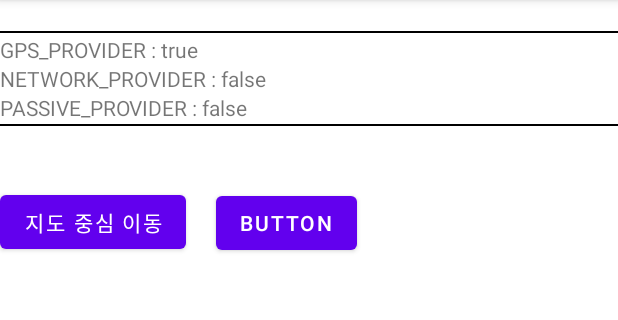
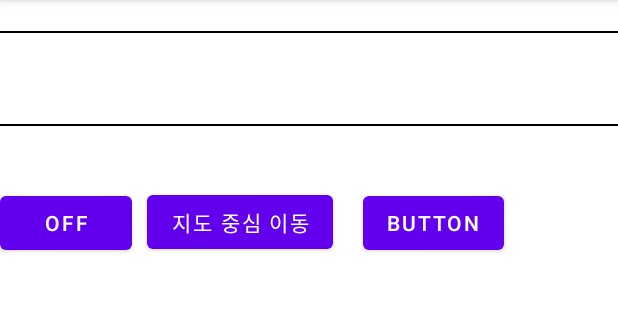
Before and after one commit to wlrn566/MapApp, an Android app: the screen it shows after launch (MainActivity), on a phone screen of 412 x 824 dp, the part 84-404 px from its top. Run offline under Robolectric (Android 15) with nearby library versions, the phone set to English and light mode, and no system bars; libraries missing offline, so code that uses them is left out: net.daum.mf; 2 statements that could not run were skipped.

Commit message:
220628 리스너를 이용해서 위치 정보 사용하기로 변경 / 2초마다 갱신 / ON,OFF 버튼

```diff
--- a/app/src/main/java/com/wlrn566/pushapp/MainActivity.java
+++ b/app/src/main/java/com/wlrn566/pushapp/MainActivity.java
@@ -42,7 +42,7 @@ import java.util.ArrayList;
 import java.util.List;
 import java.util.Locale;
 
-public class MainActivity extends AppCompatActivity implements LocationListener {
+public class MainActivity extends AppCompatActivity {
     private String TAG = getClass().getName();
     private Location location;
     private LocationManager locationManager;
@@ -58,21 +58,12 @@ public class MainActivity extends AppCompatActivity implements LocationListener
     private double latitude, longitude;
     private ArrayList<MapPOIItem> markerList = new ArrayList<>();
     private MapPOIItem marker;
-
+    boolean click_b = false;
 
     @Override
     protected void onStart() {
         super.onStart();
         Log.d(TAG, "onStart");
-
-        // 권한  체크
-        if (!checkLocationServiceStatus()) {  // GPS
-            Log.d(TAG, "check Location Permission");
-            showDialogForLocationServiceSetting();
-        } else {
-//            checkRunTimePermission();
-            location = setLocationManager();
-        }
     }
 
     @Override
@@ -92,9 +83,38 @@ public class MainActivity extends AppCompatActivity implements LocationListener
         provider_tv3 = findViewById(R.id.provider_tv3);
         lat_tv = findViewById(R.id.lat_tv);
         lng_tv = findViewById(R.id.lng_tv);
+        Button gps = (Button) findViewById(R.id.gps);
         Button setCenter = (Button) findViewById(R.id.setCenter);
         Button fragment = (Button) findViewById(R.id.fragment);
 
+        locationManager = (LocationManager) getSystemService(Context.LOCATION_SERVICE);
+
+        gps.setOnClickListener(new View.OnClickListener() {
+            @Override
+            public void onClick(View view) {
+                if (!click_b) {
+                    click_b = true;
+                    gps.setText("ON");
+                    // 권한  체크
+                    if (!checkLocationServiceStatus()) {  // GPS
+                        Log.d(TAG, "check Location Permission");
+                        showDialogForLocationServiceSetting();
+                    } else {
+                        checkRunTimePermission();
+                    }
+                    Log.d(TAG, "gps start");
+                    // GSP 제공자의 변경에 따른 콜백 리스터 등록 (제공자, 갱신 최소시간, 갱신 최소거리, 리스너)
+                    locationManager.requestLocationUpdates(LocationManager.GPS_PROVIDER, 2000, 1, mLocationListener);
+                    locationManager.requestLocationUpdates(LocationManager.NETWORK_PROVIDER, 2000, 1, mLocationListener);
+                } else {
+                    Log.d(TAG, "gps end");
+                    gps.setText("OFF");
+                    click_b = false;
+                    locationManager.removeUpdates(mLocationListener);
+                }
+            }
+
+        });
         setCenter.setOnClickListener(new View.OnClickListener() {
             @Override
             public void onClick(View view) {
@@ -112,14 +132,11 @@ public class MainActivity extends AppCompatActivity implements LocationListener
         });
     }
 
-    private void setInfo(double latitude, double longitude) {
+    private void setInfo(double longitude, double latitude) {
         String address = getCurrentAddress(latitude, longitude);
         add_tv.setText("현재 주소 : " + address);
-        lat_tv.setText("현재 위도 : " + String.valueOf(latitude));
-        lng_tv.setText("현재 경도 : " + String.valueOf(longitude));
-
-        Log.d(TAG, "lat = " + latitude + " lng = " + longitude);
-//        Toast.makeText(MainActivity.this, "현재위치 \n위도 " + latitude + "\n경도 " + longitude, Toast.LENGTH_LONG).show();
+        lat_tv.setText("현재 위도 : " + String.valueOf(longitude));
+        lng_tv.setText("현재 경도 : " + String.valueOf(latitude));
 
         // 기존에 마커가 찍혀져 있으면 지우고 다시 생성
         if (markerList.size() > 1) {
@@ -150,7 +167,6 @@ public class MainActivity extends AppCompatActivity implements LocationListener
         marker.setTag(0);
         marker.setMapPoint(MapPoint.mapPointWithGeoCoord(latitude, longitude));
         marker.setMarkerType(MapPOIItem.MarkerType.BluePin); // 기본으로 제공하는 BluePin 마커 모양.
-//        marker.setSelectedMarkerType(MapPOIItem.MarkerType.RedPin); // 마커를 클릭했을때, 기본으로 제공하는 RedPin 마커 모양.
 
         // 마커 관리를 위해 리스트에 추가
         mapView.addPOIItem(marker);
@@ -165,7 +181,6 @@ public class MainActivity extends AppCompatActivity implements LocationListener
         marker.setTag(0);
         marker.setMapPoint(MapPoint.mapPointWithGeoCoord(latitude, longitude));
         marker.setMarkerType(MapPOIItem.MarkerType.BluePin); // 기본으로 제공하는 BluePin 마커 모양.
-//        marker.setSelectedMarkerType(MapPOIItem.MarkerType.RedPin); // 마커를 클릭했을때, 기본으로 제공하는 RedPin 마커 모양.
 
         // 마커 관리를 위해 리스트에 추가
         mapView.addPOIItem(marker);
@@ -208,8 +223,6 @@ public class MainActivity extends AppCompatActivity implements LocationListener
             if (check_result) {
                 // 위치 값 가져오기 가능
                 Log.d(TAG, "permission success");
-//                mapView.setCurrentLocationTrackingMode(MapView.CurrentLocationTrackingMode.TrackingModeOnWithoutHeading);
-
             } else {
                 // 거부된 권한이 있을 때
                 if (ActivityCompat.shouldShowRequestPermissionRationale(this, REQUIRED_PERMISSIONS[0]) || ActivityCompat.shouldShowRequestPermissionRationale(this, REQUIRED_PERMISSIONS[1])) {
@@ -320,98 +333,128 @@ public class MainActivity extends AppCompatActivity implements LocationListener
         Log.d(TAG, "onDestroy");
     }
 
+    // Location 콜백 리스너 클래스
+    private final LocationListener mLocationListener = new LocationListener() {
+        @Override
+        public void onLocationChanged(@NonNull Location location) {
+            double longitude = location.getLongitude();  // 위도
+            double latitude = location.getLatitude();  // 경도
+            float accuracy = location.getAccuracy();
+            String provider = location.getProvider();
+            System.out.println("제공자 : " + provider + " / 위도 : " + longitude + " / 경도 : " + latitude + " / 정확도 : " + accuracy);
 
-    private Location setLocationManager() {
-        // 권한 요청
-        checkRunTimePermission();
-
-        locationManager = (LocationManager) getSystemService(Context.LOCATION_SERVICE);
-
-        // 위치를 얻는 provider 에 따라 분기처리
-        Location location = locationManager.getLastKnownLocation(LocationManager.GPS_PROVIDER);
-        if (location != null) {
-            double lat = location.getLatitude();
-            double lng = location.getLongitude();
-            Log.d(TAG, "lat = " + lat + " lng = " + lng);
+            setInfo(longitude, latitude);
         }
 
-        location = locationManager.getLastKnownLocation(LocationManager.NETWORK_PROVIDER);
-        if (location != null) {
-            double lat = location.getLatitude();
-            double lng = location.getLongitude();
-            Log.d(TAG, "lat = " + lat + " lng = " + lng);
+        @Override
+        public void onStatusChanged(String provider, int status, Bundle extras) {
+            System.out.println("onStatusChanged -> provider : " + provider + " / status : " + status + " / Bundle extras : " + extras);
         }
 
-        location = locationManager.getLastKnownLocation(LocationManager.PASSIVE_PROVIDER);
-        if (location != null) {
-            double lat = location.getLatitude();
-            double lng = location.getLongitude();
-            Log.d(TAG, "lat = " + lat + " lng = " + lng);
+        @Override
+        public void onProviderEnabled(@NonNull String provider) {
+            System.out.println("onProviderEnabled : " + provider);
         }
 
-        listProviders = locationManager.getAllProviders();
-        boolean[] isEnable = new boolean[3];
-        for (int i = 0; i < listProviders.size(); i++) {
-            if (listProviders.get(i).equals(LocationManager.GPS_PROVIDER)) {
-                isEnable[0] = locationManager.isProviderEnabled(LocationManager.GPS_PROVIDER);
-                locationManager.requestLocationUpdates(LocationManager.GPS_PROVIDER, 0, 0, this);
-            } else if (listProviders.get(i).equals(LocationManager.NETWORK_PROVIDER)) {
-                isEnable[1] = locationManager.isProviderEnabled(LocationManager.NETWORK_PROVIDER);
-                locationManager.requestLocationUpdates(LocationManager.NETWORK_PROVIDER, 0, 0, this);
-            } else if (listProviders.get(i).equals(LocationManager.PASSIVE_PROVIDER)) {
-                isEnable[1] = locationManager.isProviderEnabled(LocationManager.PASSIVE_PROVIDER);
-                locationManager.requestLocationUpdates(LocationManager.PASSIVE_PROVIDER, 0, 0, this);
-            }
+        @Override
+        public void onProviderDisabled(@NonNull String provider) {
+            System.out.println("onProviderDisabled : " + provider);
+        }
+    };
 
-        }
-        Log.d(TAG, listProviders.get(0) + " / " + String.valueOf(isEnable[0]));
-        Log.d(TAG, listProviders.get(1) + " / " + String.valueOf(isEnable[1]));
-        Log.d(TAG, listProviders.get(2) + " / " + String.valueOf(isEnable[2]));
 
-        provider_tv1.setText("GPS_PROVIDER : " + isEnable[0]);
-        provider_tv2.setText("NETWORK_PROVIDER : " + isEnable[1]);
-        provider_tv3.setText("PASSIVE_PROVIDER : " + isEnable[2]);
+    // 액티비티 자체에 LocationListener 등록 시
+//    private Location setLocationManager() {
+//        // 권한 요청
+//        checkRunTimePermission();
+//
+//        locationManager = (LocationManager) getSystemService(Context.LOCATION_SERVICE);
+//
+//        // 위치를 얻는 provider 에 따라 분기처리
+//        Location location = locationManager.getLastKnownLocation(LocationManager.GPS_PROVIDER);
+//        if (location != null) {
+//            double lat = location.getLatitude();
+//            double lng = location.getLongitude();
+//            Log.d(TAG, "lat = " + lat + " lng = " + lng);
+//        }
+//
+//        location = locationManager.getLastKnownLocation(LocationManager.NETWORK_PROVIDER);
+//        if (location != null) {
+//            double lat = location.getLatitude();
+//            double lng = location.getLongitude();
+//            Log.d(TAG, "lat = " + lat + " lng = " + lng);
+//        }
+//
+//        location = locationManager.getLastKnownLocation(LocationManager.PASSIVE_PROVIDER);
+//        if (location != null) {
+//            double lat = location.getLatitude();
+//            double lng = location.getLongitude();
+//            Log.d(TAG, "lat = " + lat + " lng = " + lng);
+//        }
+//
+//        listProviders = locationManager.getAllProviders();
+//        boolean[] isEnable = new boolean[3];
+//        for (int i = 0; i < listProviders.size(); i++) {
+//            if (listProviders.get(i).equals(LocationManager.GPS_PROVIDER)) {
+//                isEnable[0] = locationManager.isProviderEnabled(LocationManager.GPS_PROVIDER);
+//                locationManager.requestLocationUpdates(LocationManager.GPS_PROVIDER, 0, 0, this);
+//            } else if (listProviders.get(i).equals(LocationManager.NETWORK_PROVIDER)) {
+//                isEnable[1] = locationManager.isProviderEnabled(LocationManager.NETWORK_PROVIDER);
+//                locationManager.requestLocationUpdates(LocationManager.NETWORK_PROVIDER, 0, 0, this);
+//            } else if (listProviders.get(i).equals(LocationManager.PASSIVE_PROVIDER)) {
+//                isEnable[1] = locationManager.isProviderEnabled(LocationManager.PASSIVE_PROVIDER);
+//                locationManager.requestLocationUpdates(LocationManager.PASSIVE_PROVIDER, 0, 0, this);
+//            }
+//
+//        }
+//        Log.d(TAG, listProviders.get(0) + " / " + String.valueOf(isEnable[0]));
+//        Log.d(TAG, listProviders.get(1) + " / " + String.valueOf(isEnable[1]));
+//        Log.d(TAG, listProviders.get(2) + " / " + String.valueOf(isEnable[2]));
+//
+//        provider_tv1.setText("GPS_PROVIDER : " + isEnable[0]);
+//        provider_tv2.setText("NETWORK_PROVIDER : " + isEnable[1]);
+//        provider_tv3.setText("PASSIVE_PROVIDER : " + isEnable[2]);
+//
+//        return location;
+//    }
 
-        return location;
-    }
-
-    @Override
-    public void onLocationChanged(@NonNull Location location) {
-        if (location.getProvider().equals(LocationManager.GPS_PROVIDER)) {
-            latitude = location.getLatitude();
-            longitude = location.getLongitude();
-            Log.d(TAG, "GPS_PROVIDER GPS = " + Double.toString(latitude) + " / " + Double.toString(longitude));
-        }
-        if (location.getProvider().equals(LocationManager.NETWORK_PROVIDER)) {
-            latitude = location.getLatitude();
-            longitude = location.getLongitude();
-            Log.d(TAG, "NETWORK_PROVIDER GPS = " + Double.toString(latitude) + " / " + Double.toString(longitude));
-        }
-        if (location.getProvider().equals(LocationManager.PASSIVE_PROVIDER)) {
-            latitude = location.getLatitude();
-            longitude = location.getLongitude();
-            Log.d(TAG, "PASSIVE_PROVIDER GPS = " + Double.toString(latitude) + " / " + Double.toString(longitude));
-        }
-        setInfo(latitude, longitude);
-    }
-
-    @Override
-    public void onStatusChanged(String provider, int status, Bundle extras) {
-        Log.d(TAG, "onStatusChanged provider = " + provider + ", status = " + status + ", Bundle extras = " + extras);
-        LocationListener.super.onStatusChanged(provider, status, extras);
-    }
-
-    @Override
-    public void onProviderEnabled(@NonNull String provider) {
-        Log.d(TAG, "onProviderEnabled = " + provider);
-        LocationListener.super.onProviderEnabled(provider);
-    }
-
-    @Override
-    public void onProviderDisabled(@NonNull String provider) {
-        Log.d(TAG, "onProviderDisabled = " + provider);
-        LocationListener.super.onProviderDisabled(provider);
-    }
+//    @Override
+//    public void onLocationChanged(@NonNull Location location) {
+//        if (location.getProvider().equals(LocationManager.GPS_PROVIDER)) {
+//            latitude = location.getLatitude();
+//            longitude = location.getLongitude();
+//            Log.d(TAG, "GPS_PROVIDER GPS = " + Double.toString(latitude) + " / " + Double.toString(longitude));
+//        }
+//        if (location.getProvider().equals(LocationManager.NETWORK_PROVIDER)) {
+//            latitude = location.getLatitude();
+//            longitude = location.getLongitude();
+//            Log.d(TAG, "NETWORK_PROVIDER GPS = " + Double.toString(latitude) + " / " + Double.toString(longitude));
+//        }
+//        if (location.getProvider().equals(LocationManager.PASSIVE_PROVIDER)) {
+//            latitude = location.getLatitude();
+//            longitude = location.getLongitude();
+//            Log.d(TAG, "PASSIVE_PROVIDER GPS = " + Double.toString(latitude) + " / " + Double.toString(longitude));
+//        }
+//        setInfo(latitude, longitude);
+//    }
+//
+//    @Override
+//    public void onStatusChanged(String provider, int status, Bundle extras) {
+//        Log.d(TAG, "onStatusChanged provider = " + provider + ", status = " + status + ", Bundle extras = " + extras);
+//        LocationListener.super.onStatusChanged(provider, status, extras);
+//    }
+//
+//    @Override
+//    public void onProviderEnabled(@NonNull String provider) {
+//        Log.d(TAG, "onProviderEnabled = " + provider);
+//        LocationListener.super.onProviderEnabled(provider);
+//    }
+//
+//    @Override
+//    public void onProviderDisabled(@NonNull String provider) {
+//        Log.d(TAG, "onProviderDisabled = " + provider);
+//        LocationListener.super.onProviderDisabled(provider);
+//    }
 
     // 키해시 값
     private void getAppKeyHash() {
@@ -440,7 +483,7 @@ public class MainActivity extends AppCompatActivity implements LocationListener
             return;
         }
         // 뒤로가기 키를 누른 후 2초가 안지났으면 종료
-        if(System.currentTimeMillis() <= backPressedTime + 2000){
+        if (System.currentTimeMillis() <= backPressedTime + 2000) {
             finish();
         }
     }
--- a/app/src/main/res/layout/activity_main.xml
+++ b/app/src/main/res/layout/activity_main.xml
@@ -58,6 +58,13 @@
         android:orientation="horizontal">
 
         <Button
+            android:id="@+id/gps"
+            android:layout_width="wrap_content"
+            android:layout_height="wrap_content"
+            android:layout_marginRight="10dp"
+            android:text="OFF" />
+
+        <Button
             android:id="@+id/setCenter"
             android:layout_width="wrap_content"
             android:layout_height="wrap_content"
```
